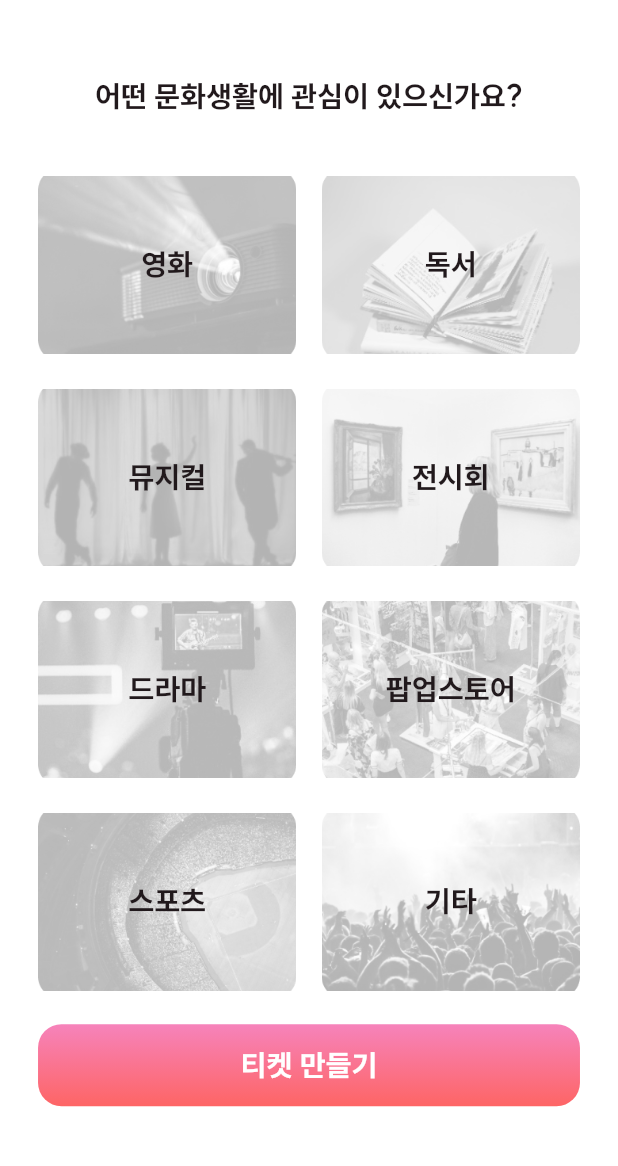
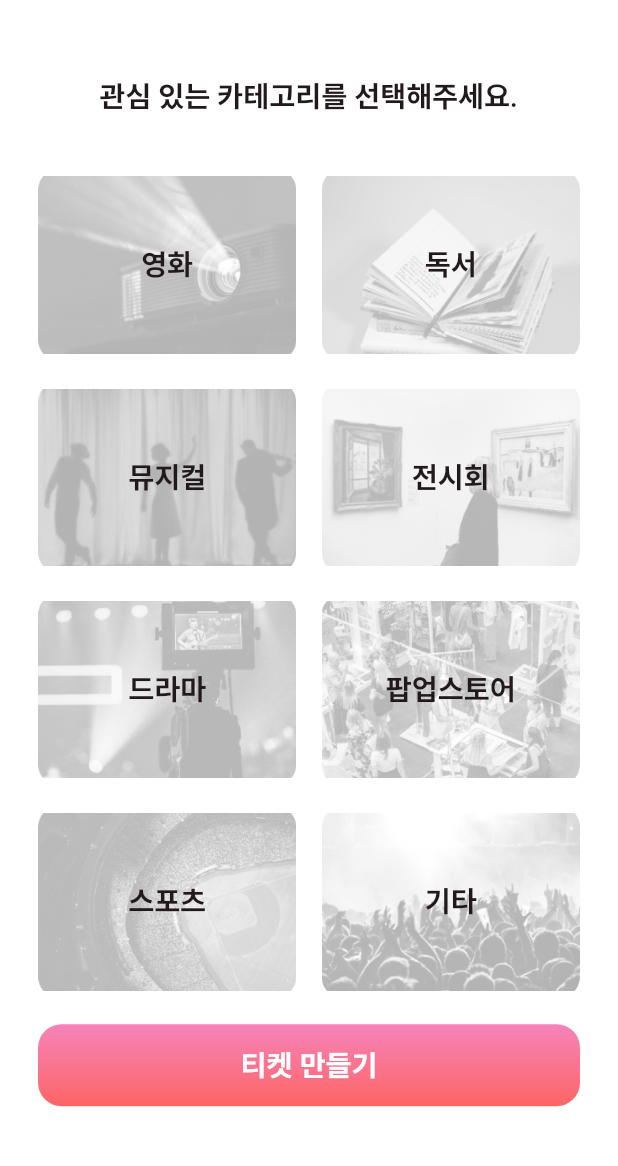
Before and after one commit to potenday-23/ticats_front_old, a Flutter app: the SelectCategoryPage screen opened by its route, on a phone screen of 412 x 824 dp, the part 59-1225 px from its top. Run offline on Flutter 3.47's test engine with Material 2 defaults, Android fonts, the light colour scheme and no system bars; our stand-ins replace cached_network_image, dio, fl_chart, flutter_cache_manager, flutter_dotenv, flutter_markdown and 14 more; missing offline and left inert: flutter_email_sender, kakao_flutter_sdk_user, the_apple_sign_in; accounts and stored records are empty; network calls fail; project files that could hold a hidden picture were left out.

Commit message:
refactor: 변경된 문구 수정
Signed-off-by: qwertycvb(HeeRyun, Jin <jins4218@gmail.com>

```diff
--- a/lib/presentation/authentication/view/login_page.dart
+++ b/lib/presentation/authentication/view/login_page.dart
@@ -20,7 +20,7 @@ class LoginPage extends StatelessWidget {
             ),
             SizedBox(height: 45.h),
             Text(
-              "티켓츠에 오신 것을\n환영합니다!",
+              "티캣츠에 오신 것을\n환영합니다!",
               style: AppTypeFace.mediumBold,
               textAlign: TextAlign.center,
             ),
--- a/lib/presentation/authentication/view/register_profile_page.dart
+++ b/lib/presentation/authentication/view/register_profile_page.dart
@@ -21,7 +21,7 @@ class RegisterProfilePage extends StatelessWidget {
           child: Column(
             children: [
               SizedBox(height: 36.h),
-              Text("사용하실 닉네임과 사진을 추가해주세요.", style: AppTypeFace.smallBold),
+              Text("사용하실 닉네임과 프로필을 추가해주세요.", style: AppTypeFace.smallBold),
               SizedBox(height: 42.h),
               GetX<RegisterController>(
                 builder: (controller) {
--- a/lib/presentation/authentication/view/select_category_page.dart
+++ b/lib/presentation/authentication/view/select_category_page.dart
@@ -37,7 +37,7 @@ class SelectCategoryPage extends StatelessWidget {
             child: Column(
               children: [
                 SizedBox(height: 36.h),
-                Text("어떤 문화생활에 관심이 있으신가요?", style: AppTypeFace.smallBold),
+                Text("관심 있는 카테고리를 선택해주세요.", style: AppTypeFace.smallBold),
                 SizedBox(height: 40.h),
                 Wrap(
                   spacing: 16.w,
--- a/lib/presentation/main/view/my_ticket_screen.dart
+++ b/lib/presentation/main/view/my_ticket_screen.dart
@@ -45,7 +45,9 @@ class MyTicketScreen extends GetView<TicketController> {
                     ),
                   ),
                   SizedBox(height: 138.h),
-                  const NoTicketWidget(),
+                  const NoTicketWidget(
+                    text: "티켓 만들기가 처음이세요?\n+ 버튼을 눌러\n나만의 티켓을 만들어보세요!",
+                  ),
                 ],
               );
             } else {
```
